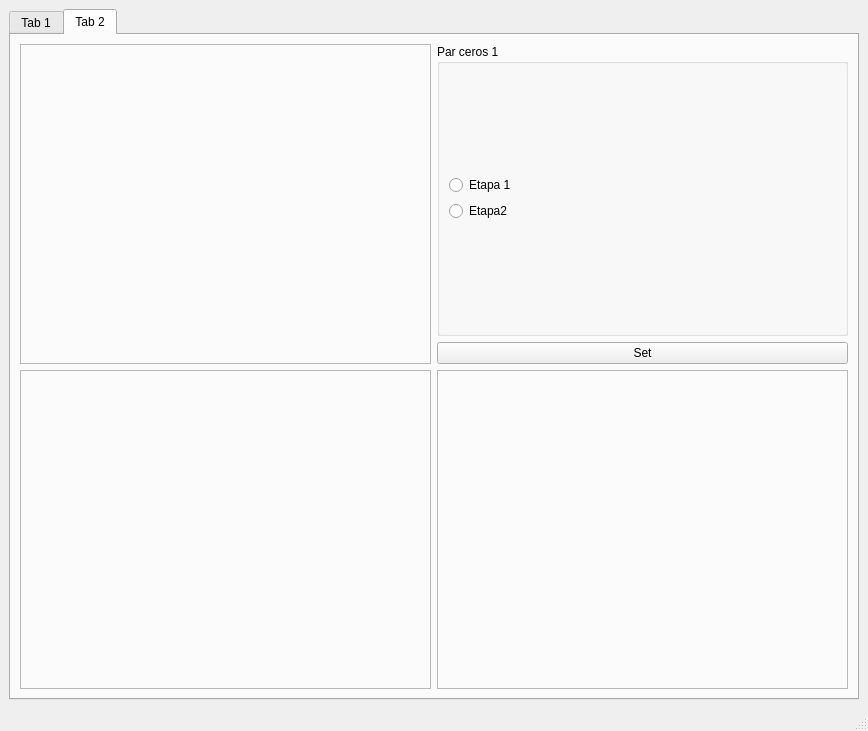
This is FilterTool/FilterTool/resources/FilterToolDesign.ui in tc-grupo-4/TP04 as Qt 5 draws it before an edit. The edited form follows.
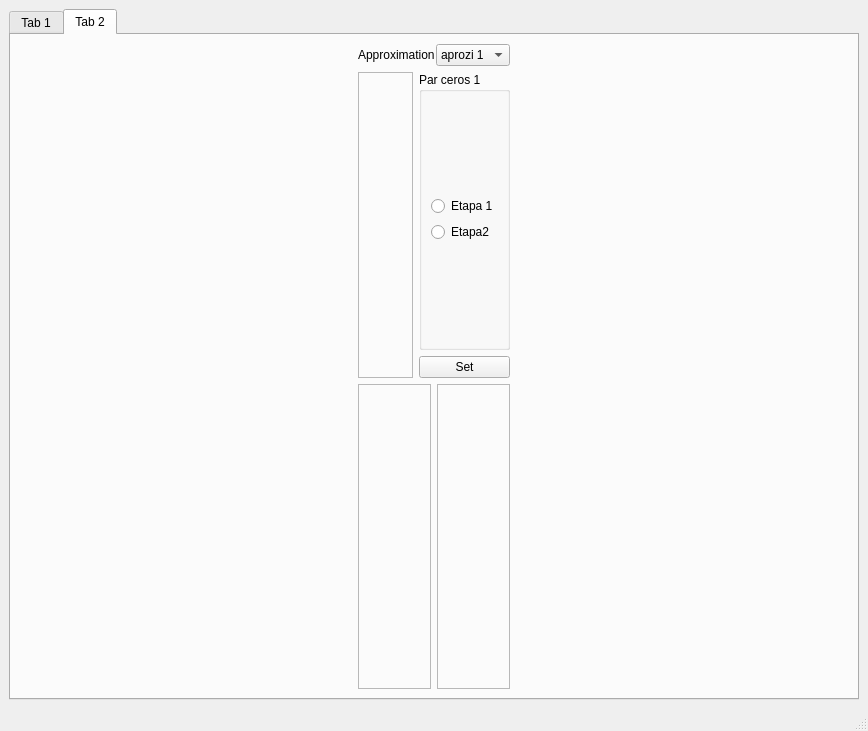
This is the edited form.

```diff
--- a/FilterTool/FilterTool/resources/FilterToolDesign.ui
+++ b/FilterTool/FilterTool/resources/FilterToolDesign.ui
@@ -449,7 +449,7 @@
         <string>Tab 2</string>
        </attribute>
        <layout class="QGridLayout" name="gridLayout_4">
-        <item row="0" column="0">
+        <item row="1" column="0">
          <layout class="QVBoxLayout" name="verticalLayout_5">
           <item>
            <layout class="QHBoxLayout" name="horizontalLayout_30">
@@ -529,6 +529,49 @@
           </item>
          </layout>
         </item>
+        <item row="0" column="0">
+         <layout class="QHBoxLayout" name="horizontalLayout">
+          <property name="spacing">
+           <number>1</number>
+          </property>
+          <property name="sizeConstraint">
+           <enum>QLayout::SetDefaultConstraint</enum>
+          </property>
+          <item>
+           <widget class="QLabel" name="label_4">
+            <property name="sizePolicy">
+             <sizepolicy hsizetype="Maximum" vsizetype="Maximum">
+              <horstretch>0</horstretch>
+              <verstretch>0</verstretch>
+             </sizepolicy>
+            </property>
+            <property name="text">
+             <string>Approximation</string>
+            </property>
+           </widget>
+          </item>
+          <item>
+           <widget class="QComboBox" name="currentApproxComboBox">
+            <property name="sizePolicy">
+             <sizepolicy hsizetype="Maximum" vsizetype="Maximum">
+              <horstretch>0</horstretch>
+              <verstretch>0</verstretch>
+             </sizepolicy>
+            </property>
+            <item>
+             <property name="text">
+              <string>aprozi 1</string>
+             </property>
+            </item>
+            <item>
+             <property name="text">
+              <string>aprozi 2</string>
+             </property>
+            </item>
+           </widget>
+          </item>
+         </layout>
+        </item>
        </layout>
       </widget>
      </widget>
```
